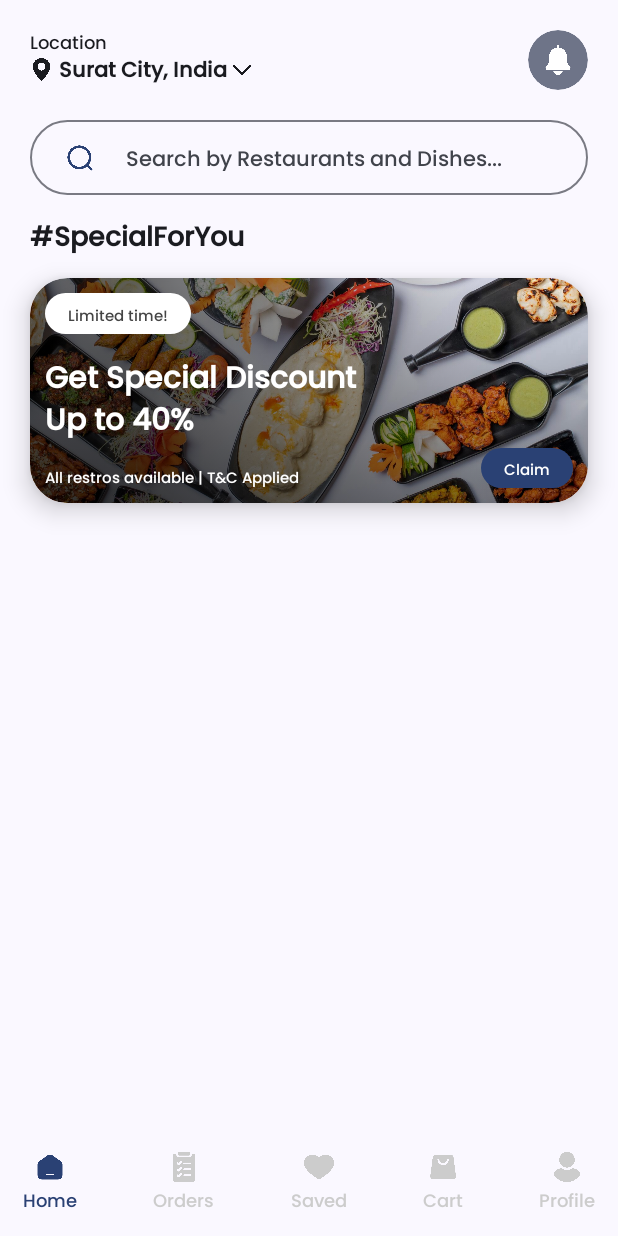
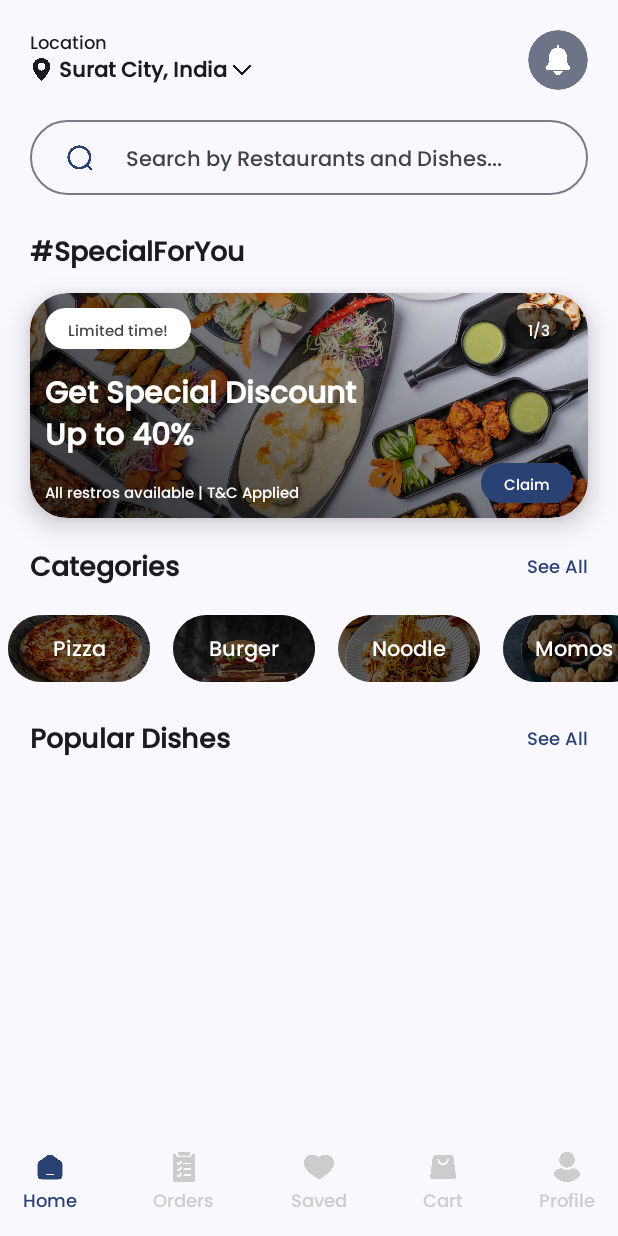
Before and after one commit to chiragpatel047/FoodExpressUserApp, an Android app built with Jetpack Compose: the screen it shows after launch (MainActivity), on a phone screen of 412 x 824 dp. Run offline under Robolectric (Android 15) with nearby library versions, the phone set to English and light mode, and no system bars.

Commit message:
home-nav-screen-ui-2

```diff
--- /dev/null
+++ b/app/src/main/java/com/foodapp/foodexpress/Components/CategorySingle.kt
@@ -0,0 +1,65 @@
+package com.foodapp.foodexpress.Components
+
+import androidx.compose.foundation.Image
+import androidx.compose.foundation.background
+import androidx.compose.foundation.layout.Box
+import androidx.compose.foundation.layout.Row
+import androidx.compose.foundation.layout.fillMaxSize
+import androidx.compose.foundation.layout.height
+import androidx.compose.foundation.layout.padding
+import androidx.compose.foundation.layout.width
+import androidx.compose.foundation.layout.wrapContentHeight
+import androidx.compose.foundation.layout.wrapContentSize
+import androidx.compose.foundation.shape.RoundedCornerShape
+import androidx.compose.material3.MaterialTheme
+import androidx.compose.material3.Text
+import androidx.compose.runtime.Composable
+import androidx.compose.ui.Alignment
+import androidx.compose.ui.Modifier
+import androidx.compose.ui.draw.clip
+import androidx.compose.ui.graphics.Color
+import androidx.compose.ui.layout.ContentScale
+import androidx.compose.ui.res.painterResource
+import androidx.compose.ui.text.style.LineHeightStyle
+import androidx.compose.ui.text.style.TextAlign
+import androidx.compose.ui.unit.dp
+import androidx.compose.ui.unit.sp
+
+@Composable
+fun CategorySingle(backImage: Int, catName: String) {
+
+    Box(
+        modifier = Modifier
+            .height(60.dp)
+            .width(110.dp)
+            .padding(5.dp, 10.dp, 10.dp, 5.dp)
+            .clip(RoundedCornerShape(50.dp)),
+        contentAlignment = Alignment.Center
+    ) {
+
+        Image(
+            painter = painterResource(id = backImage),
+            contentDescription = "",
+            contentScale = ContentScale.Crop
+        )
+
+        Box(
+            modifier = Modifier
+                .background(Color(0x99000000))
+                .fillMaxSize()
+        ) {
+
+        }
+
+        Text(
+            text = catName,
+            modifier = Modifier.wrapContentHeight(align = Alignment.CenterVertically),
+            textAlign = TextAlign.Center,
+            fontSize = 14.sp,
+            color = Color.White,
+            style = MaterialTheme.typography.titleLarge
+        )
+
+    }
+
+}
--- a/app/src/main/java/com/foodapp/foodexpress/Components/Component.kt
+++ b/app/src/main/java/com/foodapp/foodexpress/Components/Component.kt
@@ -4,6 +4,7 @@ import androidx.compose.foundation.BorderStroke
 import androidx.compose.foundation.Image
 import androidx.compose.foundation.background
 import androidx.compose.foundation.border
+import androidx.compose.foundation.layout.Arrangement
 import androidx.compose.foundation.layout.PaddingValues
 import androidx.compose.foundation.layout.Row
 import androidx.compose.foundation.layout.Spacer
@@ -309,3 +310,36 @@ fun textBetweenTwoLines(text: String) {
         )
     }
 }
+
+@Composable
+fun textWithSeeAllText(title: String) {
+
+    Row(
+        modifier = Modifier
+            .fillMaxWidth()
+            .padding(20.dp, 20.dp, 20.dp, 10.dp),
+        horizontalArrangement = Arrangement.SpaceBetween,
+        verticalAlignment = Alignment.CenterVertically
+    ) {
+
+
+        Text(
+            text = title,
+            textAlign = TextAlign.Start,
+            fontSize = 18.sp,
+            color = MaterialTheme.colorScheme.onBackground,
+            fontWeight = FontWeight.Bold,
+            style = MaterialTheme.typography.titleLarge
+        )
+
+        Text(
+            text = "See All",
+            textAlign = TextAlign.Start,
+            fontSize = 12.sp,
+            color = MaterialTheme.colorScheme.primary,
+            style = MaterialTheme.typography.titleLarge
+        )
+
+    }
+
+}
--- a/app/src/main/java/com/foodapp/foodexpress/Components/SpecialForYouSingle.kt
+++ b/app/src/main/java/com/foodapp/foodexpress/Components/SpecialForYouSingle.kt
@@ -33,7 +33,7 @@ import androidx.compose.ui.unit.sp
 import com.foodapp.foodexpress.R
 
 @Composable
-fun SpecialForYouSingle(backImage: Int, discount: String) {
+fun SpecialForYouSingle(backImage: Int, discount: String, currentPage: String) {
 
     val gradientVerticalBrush = Brush.verticalGradient(
         colors = listOf(Color.Transparent, Color(0x73000000)), // Gradient colors
@@ -91,6 +91,11 @@ fun SpecialForYouSingle(backImage: Int, discount: String) {
         ) {
 
             Row(
+                modifier = Modifier.fillMaxWidth(),
+                horizontalArrangement = Arrangement.SpaceBetween
+            ) {
+
+                Row(
                     modifier = Modifier
                         .padding(10.dp)
                         .clip(RoundedCornerShape(50.dp))
@@ -109,6 +114,26 @@ fun SpecialForYouSingle(backImage: Int, discount: String) {
 
                     )
                 }
+
+                Row(
+                    modifier = Modifier
+                        .padding(10.dp)
+                        .clip(RoundedCornerShape(50.dp))
+                        .background(Color(0x99000000))
+
+                ) {
+                    Text(
+                        text = currentPage + "/3",
+                        fontSize = 10.sp,
+                        color = Color.White,
+                        style = MaterialTheme.typography.titleLarge,
+                        modifier = Modifier
+                            .padding(15.dp, 8.dp, 15.dp, 5.dp)
+
+                    )
+                }
+            }
+
             Text(
                 text = "Get Special Discount\nUp to " + discount + "%",
                 textAlign = TextAlign.Start,
--- /dev/null
+++ b/app/src/main/java/com/foodapp/foodexpress/Models/CatModel.kt
@@ -0,0 +1,6 @@
+package com.foodapp.foodexpress.Models
+
+data class CatModel(
+    val catName : String,
+    val catImage : Int
+)
--- a/app/src/main/java/com/foodapp/foodexpress/NavigationScreens/HomeNavScreen.kt
+++ b/app/src/main/java/com/foodapp/foodexpress/NavigationScreens/HomeNavScreen.kt
@@ -13,6 +13,8 @@ import androidx.compose.foundation.layout.fillMaxWidth
 import androidx.compose.foundation.layout.height
 import androidx.compose.foundation.layout.padding
 import androidx.compose.foundation.layout.size
+import androidx.compose.foundation.lazy.LazyRow
+import androidx.compose.foundation.lazy.items
 import androidx.compose.foundation.pager.HorizontalPager
 import androidx.compose.foundation.pager.rememberPagerState
 import androidx.compose.foundation.shape.RoundedCornerShape
@@ -34,20 +36,33 @@ import androidx.compose.ui.graphics.Color
 import androidx.compose.ui.res.painterResource
 import androidx.compose.ui.text.font.FontWeight
 import androidx.compose.ui.text.input.KeyboardType
+import androidx.compose.ui.text.rememberTextMeasurer
 import androidx.compose.ui.text.style.TextAlign
 import androidx.compose.ui.unit.dp
 import androidx.compose.ui.unit.sp
+import com.foodapp.foodexpress.Components.CategorySingle
 import com.foodapp.foodexpress.Components.GrayFilledSimpleButton
 import com.foodapp.foodexpress.Components.HeadingText
 import com.foodapp.foodexpress.Components.OnBoard
 import com.foodapp.foodexpress.Components.SpecialForYouSingle
 import com.foodapp.foodexpress.Components.boldText
 import com.foodapp.foodexpress.Components.normalText
+import com.foodapp.foodexpress.Components.textWithSeeAllText
+import com.foodapp.foodexpress.Models.CatModel
 import com.foodapp.foodexpress.R
 
 @OptIn(ExperimentalMaterial3Api::class, ExperimentalFoundationApi::class)
 @Composable
 fun HomeNavScreen() {
+
+    var catList: ArrayList<CatModel> = ArrayList()
+
+    catList.add(CatModel("Pizza", R.drawable.temp_cat_1))
+    catList.add(CatModel("Burger", R.drawable.temp_cat_2))
+    catList.add(CatModel("Noodle", R.drawable.temp_cat_3))
+    catList.add(CatModel("Momos", R.drawable.temp_cat_4))
+    catList.add(CatModel("Frankie", R.drawable.temp_cat_5))
+
     Column(modifier = Modifier.fillMaxSize()) {
         Row(
             modifier = Modifier
@@ -140,7 +155,7 @@ fun HomeNavScreen() {
             fontSize = 18.sp,
             fontWeight = FontWeight.Bold,
             style = MaterialTheme.typography.titleLarge,
-            modifier = Modifier.padding(20.dp, 10.dp, 20.dp, 5.dp)
+            modifier = Modifier.padding(20.dp, 20.dp, 20.dp, 5.dp)
         )
 
         val pagerState = rememberPagerState(
@@ -154,21 +169,33 @@ fun HomeNavScreen() {
         HorizontalPager(state = pagerState) {
             when (it) {
                 0 -> {
-                    SpecialForYouSingle(R.drawable.temp_food_banner_1, "40")
+                    SpecialForYouSingle(R.drawable.temp_food_banner_1, "40", "1")
 
                 }
 
                 1 -> {
-                    SpecialForYouSingle(R.drawable.temp_food_banner_1, "20")
+                    SpecialForYouSingle(R.drawable.temp_food_banner_2, "20", "2")
 
                 }
 
                 2 -> {
-                    SpecialForYouSingle(R.drawable.temp_food_banner_1, "65")
+                    SpecialForYouSingle(R.drawable.temp_food_banner_3, "65", "3")
 
                 }
             }
         }
 
+        textWithSeeAllText("Categories")
+
+        LazyRow() {
+            items(items = catList) {
+                CategorySingle(backImage = it.catImage, catName = it.catName)
+            }
+        }
+
+        textWithSeeAllText("Popular Dishes")
+
+
+
     }
 }
```
Also changed, not shown: app/src/main/res/drawable/temp_cat_1.jpg (added), app/src/main/res/drawable/temp_cat_2.jpg (added), app/src/main/res/drawable/temp_cat_3.jpg (added), app/src/main/res/drawable/temp_cat_4.jpg (added), app/src/main/res/drawable/temp_cat_5.jpg (added), app/src/main/res/drawable/temp_food_banner_2.jpg (added), app/src/main/res/drawable/temp_food_banner_3.jpg (added). Lines whose indentation alone changed are shown as unchanged.
